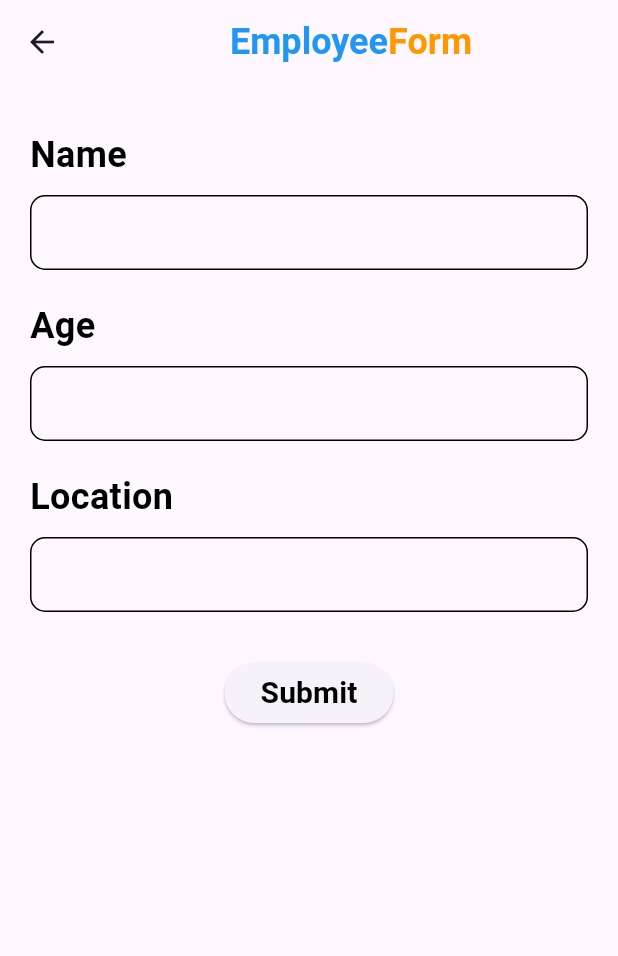
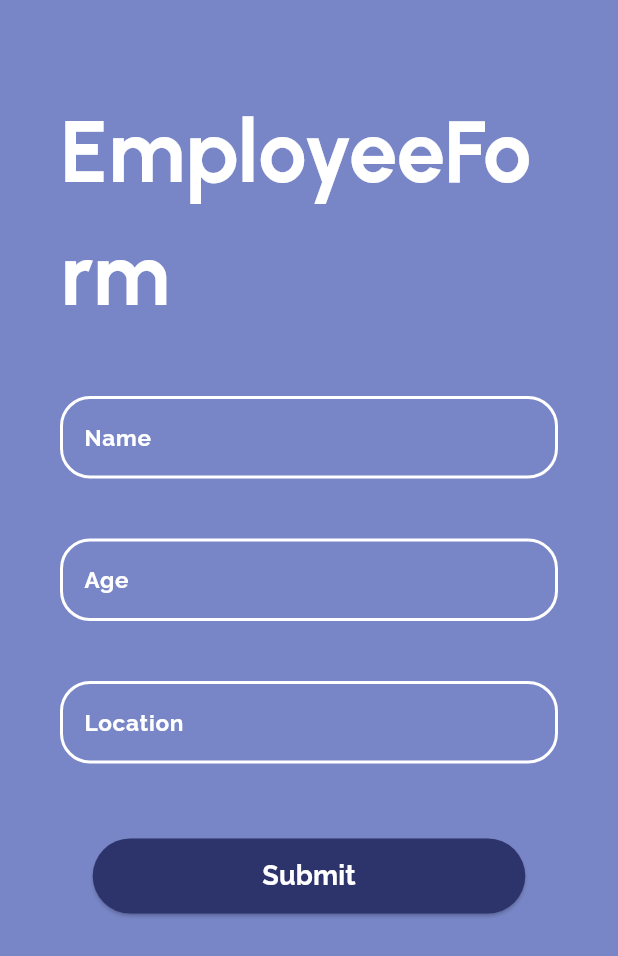
Before and after one commit to Datrix001/EmployeeRegistration, a Flutter app: the form screen opened by its route, after a tap on "Submit", on a phone screen of 412 x 824 dp. Shown: the top 956 px of the screen. Run offline on Flutter 3.47's test engine with Material 3 defaults, Android fonts, the light colour scheme and no system bars; our stand-ins replace cloud_firestore, firebase_auth, firebase_core; accounts and stored records are empty.

Commit message:
Changed Employed UI And Optimised some code

```diff
--- a/lib/pages/form.dart
+++ b/lib/pages/form.dart
@@ -1,6 +1,9 @@
 import 'package:flutter/material.dart';
 import 'package:notes/service/database.dart';
-
+import 'package:notes/styles/Colors.dart';
+import 'package:notes/styles/buttons.dart';
+import 'package:notes/styles/font.dart';
+import 'package:notes/styles/textField.dart';
 
 class form extends StatefulWidget {
   const form({super.key});
@@ -15,116 +18,81 @@ class _formState extends State<form> {
   final locationController = TextEditingController();
 
   @override
+  void dispose() {
+    nameController.dispose();
+    ageController.dispose();
+    locationController.dispose();
+    super.dispose();
+  }
+
+  @override
+  void initState() {
+    super.initState();
+    AppText.bodySize = 18; // Set the value in initState()
+  }
+
+  @override
   Widget build(BuildContext context) {
     return Scaffold(
-      appBar: AppBar(
-        title: Row(
-          mainAxisAlignment: MainAxisAlignment.center,
-          children: [
-            Text(
-              "Employee",
-              style: TextStyle(
-                  fontSize: 24,
-                  color: Colors.blue,
-                  fontWeight: FontWeight.bold),
-            ),
-            Text(
-              "Form",
-              style: TextStyle(
-                  fontSize: 24,
-                  color: Colors.orange,
-                  fontWeight: FontWeight.bold),
-            )
-          ],
-        ),
-      ),
+      backgroundColor: AppColors.backgroundColor,
+      // appBar: AppBar(
+      //   backgroundColor: AppColors.backgroundColor,
+      //   title: Row(
+      //     mainAxisAlignment: MainAxisAlignment.center,
+      //     children: [
+      //       Text("EmployeeForm", style: AppText.headerStyle()),
+      //     ],
+      //   ),
+      // ),
       body: Container(
-        margin: EdgeInsets.only(left: 20, top: 30, right: 20),
+        margin: EdgeInsets.only(left: 40, top: 30, right: 40),
         child: Column(
           crossAxisAlignment: CrossAxisAlignment.start,
           children: [
-            Text(
-              "Name",
-              style: TextStyle(
-                  color: Colors.black,
-                  fontWeight: FontWeight.bold,
-                  fontSize: 24),
-            ),
-            SizedBox(
-              height: 10,
-            ),
-            Container(
-              padding: EdgeInsets.only(left: 10),
-              decoration: BoxDecoration(
-                  border: Border.all(),
-                  borderRadius: BorderRadius.circular(10)),
-              child: TextField(
-                controller: nameController,
-                decoration: InputDecoration(border: InputBorder.none),
-              ),
-            ),
-            SizedBox(
-              height: 20,
-            ),
-            Text(
-              "Age",
-              style: TextStyle(
-                  color: Colors.black,
-                  fontWeight: FontWeight.bold,
-                  fontSize: 24),
-            ),
-            SizedBox(
-              height: 10,
-            ),
-            Container(
-              padding: EdgeInsets.only(left: 10),
-              decoration: BoxDecoration(
-                  border: Border.all(),
-                  borderRadius: BorderRadius.circular(10)),
-              child: TextField(
-                controller: ageController,
-                decoration: InputDecoration(border: InputBorder.none),
-              ),
-            ),
-            SizedBox(
-              height: 20,
-            ),
-            Text(
-              "Location",
-              style: TextStyle(
-                  color: Colors.black,
-                  fontWeight: FontWeight.bold,
-                  fontSize: 24),
-            ),
-            SizedBox(
-              height: 10,
-            ),
-            Container(
-              padding: EdgeInsets.only(left: 10),
-              decoration: BoxDecoration(
-                  border: Border.all(),
-                  borderRadius: BorderRadius.circular(10)),
-              child: TextField(
-                controller: locationController,
-                decoration: InputDecoration(border: InputBorder.none),
-              ),
-            ),
             SizedBox(
               height: 30,
             ),
             Center(
+                child: Text(
+              "EmployeeForm",
+              style: AppText.headerStyle(),
+            )),
+            SizedBox(
+              height: 40,
+            ),
+            NormField("Name", nameController),
+            SizedBox(
+              height: 40,
+            ),
+            NormField("Age", ageController),
+            SizedBox(
+              height: 40,
+            ),
+            NormField("Location", locationController),
+            SizedBox(
+              height: 50,
+            ),
+            Center(
               child: ElevatedButton(
                   onPressed: () {
-                    final user = User(name: nameController.text, age:ageController.text, location: locationController.text);
-
-                    addDetails(name:user.name, age: user.age, location: user.location);
+                    final user = User(
+                        name: nameController.text,
+                        age: ageController.text,
+                        location: locationController.text);
+                    if (user.name.isNotEmpty &&
+                        user.age.isNotEmpty &&
+                        user.location.isNotEmpty) {
+                      addDetails(
+                          name: user.name,
+                          age: user.age,
+                          location: user.location);
+                      Navigator.popAndPushNamed(context, "/home");
+                    }
                   },
+                  style: AppButton.ElevatedStyle,
                   child: Text(
                     "Submit",
-                    style: TextStyle(
-                        color: Colors.black,
-                        fontSize: 20,
-                        fontWeight: FontWeight.bold),
+                    style: AppText.bodyStyle(),
                   )),
             )
           ],
@@ -132,38 +100,32 @@ class _formState extends State<form> {
       ),
     );
   }
-
 }
 
-
-class User{
+class User {
   String id;
-  final String name ;
-  final String age ;
-  final  String location ;
+  final String name;
+  final String age;
+  final String location;
 
   User({
     this.id = "",
     required this.name,
     required this.age,
     required this.location,
-
   });
 
-
-Map<String,dynamic> toJson()=>{
-  'id':id,
-  'name':name,
-  'age':age,
-  'location':location,
+  Map<String, dynamic> toJson() => {
+        'id': id,
+        'name': name,
+        'age': age,
+        'location': location,
       };
 
-static User fromJson(Map<String,dynamic>json)=>User(
+  static User fromJson(Map<String, dynamic> json) => User(
         id: json['id'],
         age: json['age'],
         location: json['location'],
         name: json['name'],
-
       );
-
 }
--- a/lib/pages/login.dart
+++ b/lib/pages/login.dart
@@ -61,11 +61,11 @@ class _LoginState extends State<Login> {
               SizedBox(
                 height: 40,
               ),
-              NormField("Email", emailController).normal(),
+              NormField("Email", emailController),
               SizedBox(
                 height: 20,
               ),
-              NormField("Password", passwordController).normal(),
+              NormField("Password", passwordController),
               Align(
                   alignment: Alignment.centerRight,
                   child: TextButton(
--- a/lib/pages/register.dart
+++ b/lib/pages/register.dart
@@ -17,12 +17,13 @@ class _RegisterState extends State<Register> {
   final TextEditingController passwordController = TextEditingController();
   final auth = Auth();
 
-    @override
+  @override
   void dispose() {
     emailController.dispose();
     passwordController.dispose();
     super.dispose();
   }
+
   @override
   Widget build(BuildContext context) {
     //Changing classes
@@ -60,31 +61,19 @@ class _RegisterState extends State<Register> {
               SizedBox(
                 height: 40,
               ),
-              NormField(
-                "Full Name",
-                null
-              ).normal(),
+              NormField("Full Name", null),
               SizedBox(
                 height: 20,
               ),
-              NormField(
-                "Email",
-                emailController
-              ).normal(),
+              NormField("Email", emailController),
               SizedBox(
                 height: 20,
               ),
-              NormField(
-                "Password",
-                passwordController
-              ).normal(),
+              NormField("Password", passwordController),
               SizedBox(
                 height: 20,
               ),
-              NormField(
-                "Confirm Password",
-                null
-              ).normal(),
+              NormField("Confirm Password", null),
               SizedBox(
                 height: 30,
               ),
@@ -122,13 +111,15 @@ class _RegisterState extends State<Register> {
               Row(
                 mainAxisAlignment: MainAxisAlignment.center,
                 children: [
-                  Text("Already Have An Account?",style: AppText.body1Style(),),
+                  Text(
+                    "Already Have An Account?",
+                    style: AppText.body1Style(),
+                  ),
                   TextButton(
                       onPressed: () {
                         Navigator.popAndPushNamed(context, "/login");
                       },
-                      child: Text("Login Here",
-                          style: AppText.LinkTextStyle()))
+                      child: Text("Login Here", style: AppText.LinkTextStyle()))
                 ],
               ),
               SizedBox(
@@ -145,19 +136,27 @@ class _RegisterState extends State<Register> {
                   CircleAvatar(
                     backgroundColor: Colors.white,
                     radius: 25,
-                    child: IconButton(onPressed: (){}, icon: Image.asset(
-                          "assets/images/facebook.png",
-                          height: 30,
-                        ),),
+                    child: IconButton(
+                      onPressed: () {},
+                      icon: Image.asset(
+                        "assets/images/facebook.png",
+                        height: 30,
+                      ),
+                    ),
                   ),
-                  SizedBox(width: 20,),
+                  SizedBox(
+                    width: 20,
+                  ),
                   CircleAvatar(
                     backgroundColor: Colors.white,
                     radius: 25,
-                    child: IconButton(onPressed: (){}, icon: Image.asset(
-                          "assets/images/google.png",
-                          height: 30,
-                        ),),
+                    child: IconButton(
+                      onPressed: () {},
+                      icon: Image.asset(
+                        "assets/images/google.png",
+                        height: 30,
+                      ),
+                    ),
                   ),
                 ],
               )
--- a/lib/styles/textField.dart
+++ b/lib/styles/textField.dart
@@ -1,42 +1,34 @@
 import 'package:flutter/material.dart';
 import 'package:notes/styles/font.dart';
 
-class NormField {
+class NormField extends StatelessWidget {
   final String? hint;
   final String label;
   final TextEditingController? controller;
-  NormField(this.label,this.controller, {this.hint});
 
+  const NormField(this.label, this.controller, {this.hint, Key? key}) : super(key: key);
 
-  Widget normal() {
+  @override
+  Widget build(BuildContext context) {
     return TextField(
       controller: controller,
       style: AppText.body1Style(),
       decoration: InputDecoration(
         labelText: label,
         hintText: hint,
-        hintStyle : AppText.body1Style(),
+        hintStyle: AppText.body1Style(),
         labelStyle: AppText.body1Style(),
         border: OutlineInputBorder(
           borderRadius: BorderRadius.circular(20),
-          borderSide: BorderSide(
-            color: Colors.white,
-            width: 2
-          )
+          borderSide: BorderSide(color: Colors.white, width: 2),
         ),
         focusedBorder: OutlineInputBorder(
           borderRadius: BorderRadius.circular(20),
-          borderSide: BorderSide(
-            color: Colors.white,
-            width: 2
-          ),
+          borderSide: BorderSide(color: Colors.white, width: 2),
         ),
         enabledBorder: OutlineInputBorder(
           borderRadius: BorderRadius.circular(20),
-          borderSide: BorderSide(
-            color: Colors.white,
-            width: 2
-          ),
+          borderSide: BorderSide(color: Colors.white, width: 2),
         ),
       ),
     );
```
Lines whose indentation alone changed are shown as unchanged.
